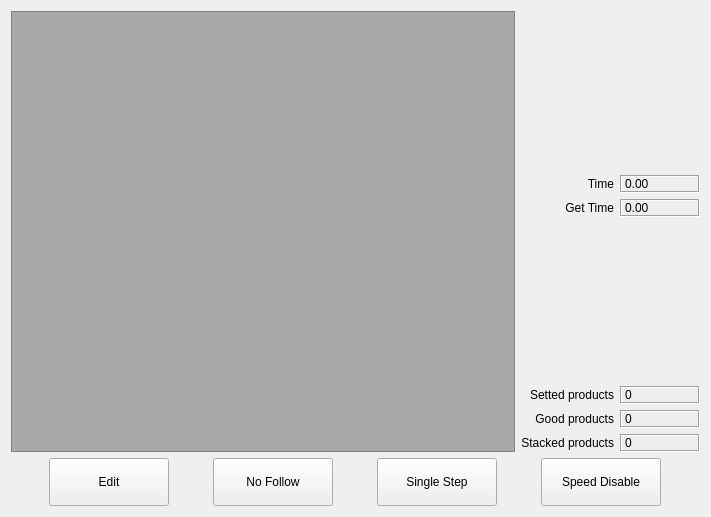
The window that hcinstruction/ichcprogrammonitorframe.ui (GaussCheng/2-5AxisPunch) describes before a commit, drawn with Qt 5.
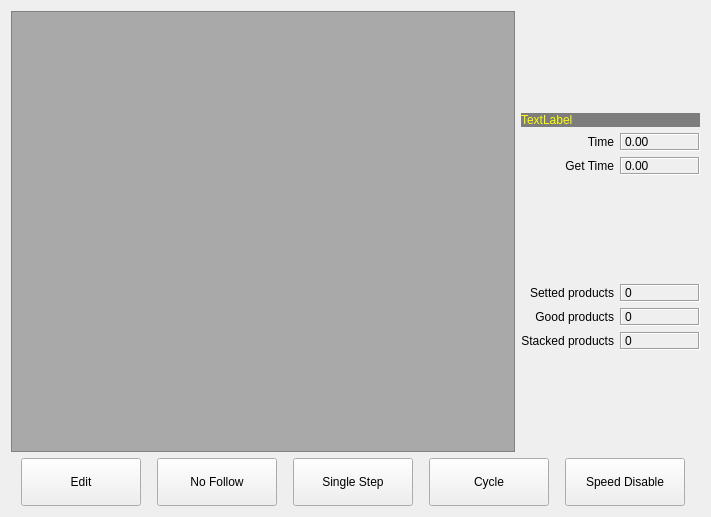
The same window after the commit. Icons and pictures are not drawn.

```diff
--- a/hcinstruction/ichcprogrammonitorframe.ui
+++ b/hcinstruction/ichcprogrammonitorframe.ui
@@ -67,108 +67,8 @@
       </widget>
      </item>
      <item>
-      <layout class="QFormLayout" name="formLayout">
-       <property name="fieldGrowthPolicy">
-        <enum>QFormLayout::AllNonFixedFieldsGrow</enum>
-       </property>
-       <property name="labelAlignment">
-        <set>Qt::AlignRight|Qt::AlignTrailing|Qt::AlignVCenter</set>
-       </property>
-       <item row="0" column="0">
-        <spacer name="verticalSpacer">
-         <property name="orientation">
-          <enum>Qt::Vertical</enum>
-         </property>
-         <property name="sizeHint" stdset="0">
-          <size>
-           <width>20</width>
-           <height>40</height>
-          </size>
-         </property>
-        </spacer>
-       </item>
-       <item row="1" column="0">
-        <widget class="QLabel" name="label_2">
-         <property name="text">
-          <string>Time</string>
-         </property>
-         <property name="alignment">
-          <set>Qt::AlignRight|Qt::AlignTrailing|Qt::AlignVCenter</set>
-         </property>
-        </widget>
-       </item>
-       <item row="1" column="1">
-        <widget class="QLabel" name="timeLabel">
-         <property name="minimumSize">
-          <size>
-           <width>80</width>
-           <height>0</height>
-          </size>
-         </property>
-         <property name="frameShape">
-          <enum>QFrame::Box</enum>
-         </property>
-         <property name="frameShadow">
-          <enum>QFrame::Sunken</enum>
-         </property>
-         <property name="text">
-          <string>0.00</string>
-         </property>
-        </widget>
-       </item>
-       <item row="2" column="0">
-        <widget class="QLabel" name="label_4">
-         <property name="text">
-          <string>Get Time</string>
-         </property>
-         <property name="alignment">
-          <set>Qt::AlignRight|Qt::AlignTrailing|Qt::AlignVCenter</set>
-         </property>
-        </widget>
-       </item>
-       <item row="2" column="1">
-        <widget class="QLabel" name="getTime">
-         <property name="minimumSize">
-          <size>
-           <width>80</width>
-           <height>0</height>
-          </size>
-         </property>
-         <property name="frameShape">
-          <enum>QFrame::Box</enum>
-         </property>
-         <property name="frameShadow">
-          <enum>QFrame::Sunken</enum>
-         </property>
-         <property name="text">
-          <string>0.00</string>
-         </property>
-        </widget>
-       </item>
-       <item row="3" column="1">
-        <spacer name="verticalSpacer_2">
-         <property name="orientation">
-          <enum>Qt::Vertical</enum>
-         </property>
-         <property name="sizeHint" stdset="0">
-          <size>
-           <width>20</width>
-           <height>40</height>
-          </size>
-         </property>
-        </spacer>
-       </item>
-       <item row="4" column="0">
-        <widget class="QLabel" name="label_3">
-         <property name="text">
-          <string>Setted products</string>
-         </property>
-         <property name="alignment">
-          <set>Qt::AlignRight|Qt::AlignTrailing|Qt::AlignVCenter</set>
-         </property>
-        </widget>
-       </item>
-       <item row="4" column="1">
+      <layout class="QGridLayout" name="gridLayout">
+       <item row="5" column="1">
         <widget class="QLabel" name="settedProductsLabel">
          <property name="minimumSize">
           <size>
@@ -187,7 +87,7 @@
          </property>
         </widget>
        </item>
-       <item row="5" column="0">
+       <item row="6" column="0">
         <widget class="QLabel" name="label_6">
          <property name="text">
           <string>Good products</string>
@@ -197,7 +97,49 @@
          </property>
         </widget>
        </item>
-       <item row="5" column="1">
+       <item row="5" column="0">
+        <widget class="QLabel" name="label_3">
+         <property name="text">
+          <string>Setted products</string>
+         </property>
+         <property name="alignment">
+          <set>Qt::AlignRight|Qt::AlignTrailing|Qt::AlignVCenter</set>
+         </property>
+        </widget>
+       </item>
+       <item row="2" column="1">
+        <widget class="QLabel" name="timeLabel">
+         <property name="minimumSize">
+          <size>
+           <width>80</width>
+           <height>0</height>
+          </size>
+         </property>
+         <property name="frameShape">
+          <enum>QFrame::Box</enum>
+         </property>
+         <property name="frameShadow">
+          <enum>QFrame::Sunken</enum>
+         </property>
+         <property name="text">
+          <string>0.00</string>
+         </property>
+        </widget>
+       </item>
+       <item row="0" column="0">
+        <spacer name="verticalSpacer">
+         <property name="orientation">
+          <enum>Qt::Vertical</enum>
+         </property>
+         <property name="sizeHint" stdset="0">
+          <size>
+           <width>20</width>
+           <height>40</height>
+          </size>
+         </property>
+        </spacer>
+       </item>
+       <item row="6" column="1">
         <widget class="QLabel" name="goodProducts">
          <property name="minimumSize">
           <size>
@@ -216,7 +158,7 @@
          </property>
         </widget>
        </item>
-       <item row="6" column="0">
+       <item row="7" column="0">
         <widget class="QLabel" name="label_8">
          <property name="text">
           <string>Stacked products</string>
@@ -226,7 +168,70 @@
          </property>
         </widget>
        </item>
-       <item row="6" column="1">
+       <item row="1" column="0" colspan="2">
+        <widget class="QLabel" name="infoLabel">
+         <property name="styleSheet">
+          <string notr="true">background-color: rgb(125, 125, 125);
+color: rgb(255, 255, 0);</string>
+         </property>
+         <property name="text">
+          <string>TextLabel</string>
+         </property>
+        </widget>
+       </item>
+       <item row="3" column="0">
+        <widget class="QLabel" name="label_4">
+         <property name="text">
+          <string>Get Time</string>
+         </property>
+         <property name="alignment">
+          <set>Qt::AlignRight|Qt::AlignTrailing|Qt::AlignVCenter</set>
+         </property>
+        </widget>
+       </item>
+       <item row="3" column="1">
+        <widget class="QLabel" name="getTime">
+         <property name="minimumSize">
+          <size>
+           <width>80</width>
+           <height>0</height>
+          </size>
+         </property>
+         <property name="frameShape">
+          <enum>QFrame::Box</enum>
+         </property>
+         <property name="frameShadow">
+          <enum>QFrame::Sunken</enum>
+         </property>
+         <property name="text">
+          <string>0.00</string>
+         </property>
+        </widget>
+       </item>
+       <item row="4" column="1">
+        <spacer name="verticalSpacer_2">
+         <property name="orientation">
+          <enum>Qt::Vertical</enum>
+         </property>
+         <property name="sizeHint" stdset="0">
+          <size>
+           <width>20</width>
+           <height>40</height>
+          </size>
+         </property>
+        </spacer>
+       </item>
+       <item row="2" column="0">
+        <widget class="QLabel" name="label_2">
+         <property name="text">
+          <string>Time</string>
+         </property>
+         <property name="alignment">
+          <set>Qt::AlignRight|Qt::AlignTrailing|Qt::AlignVCenter</set>
+         </property>
+        </widget>
+       </item>
+       <item row="7" column="1">
         <widget class="QLabel" name="stackedProducts">
          <property name="minimumSize">
           <size>
@@ -245,6 +250,19 @@
          </property>
         </widget>
        </item>
+       <item row="8" column="0">
+        <spacer name="verticalSpacer_3">
+         <property name="orientation">
+          <enum>Qt::Vertical</enum>
+         </property>
+         <property name="sizeHint" stdset="0">
+          <size>
+           <width>20</width>
+           <height>40</height>
+          </size>
+         </property>
+        </spacer>
+       </item>
       </layout>
      </item>
     </layout>
@@ -359,6 +377,38 @@
        </property>
       </widget>
      </item>
+     <item>
+      <widget class="QToolButton" name="cycle">
+       <property name="minimumSize">
+        <size>
+         <width>120</width>
+         <height>48</height>
+        </size>
+       </property>
+       <property name="maximumSize">
+        <size>
+         <width>120</width>
+         <height>48</height>
+        </size>
+       </property>
+       <property name="text">
+        <string>Cycle</string>
+       </property>
+       <property name="icon">
+        <iconset resource="../resource.qrc">
+         <normaloff>:/resource/stepInto.png</normaloff>:/resource/stepInto.png</iconset>
+       </property>
+       <property name="iconSize">
+        <size>
+         <width>32</width>
+         <height>32</height>
+        </size>
+       </property>
+       <property name="toolButtonStyle">
+        <enum>Qt::ToolButtonTextBesideIcon</enum>
+       </property>
+      </widget>
+     </item>
      <item>
       <widget class="QToolButton" name="speedEnableButton">
        <property name="minimumSize">
```
